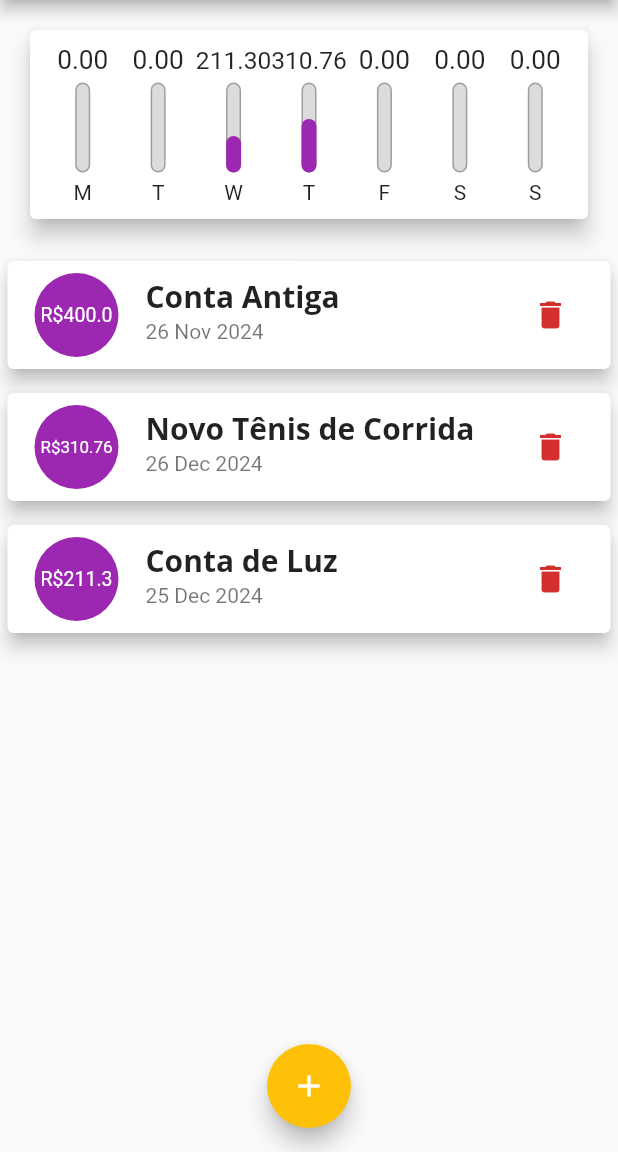
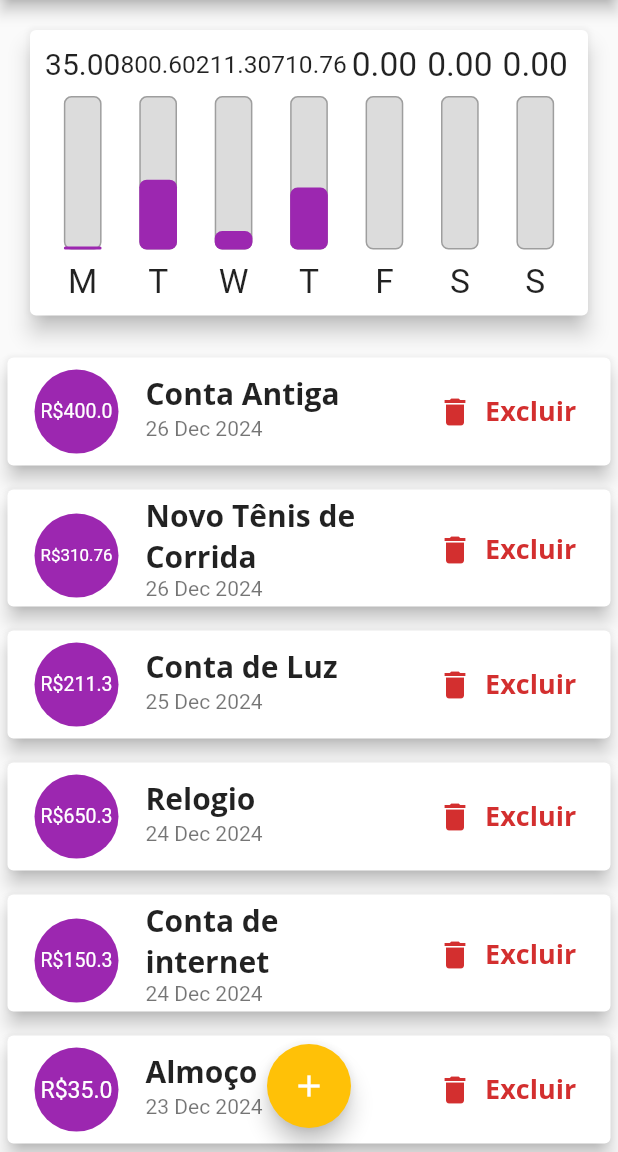
Before and after one commit to Garroti/expenses-app-flutter, a Flutter app: the screen it shows after launch, on a phone screen of 412 x 824 dp, the part 84-1236 px from its top. Run offline on Flutter 3.47's test engine with Material 2 defaults, Android fonts, the phone set to English and light mode, and no system bars.

Commit message:
adicionando componentes adaptativos e melhoria na responsividade

```diff
--- a/lib/components/chart_bar.dart
+++ b/lib/components/chart_bar.dart
@@ -10,15 +10,19 @@ class ChartBar extends StatelessWidget {
 
   @override
   Widget build(BuildContext context) {
+    return LayoutBuilder(
+      builder: (ctx, constraints) {
         return Column(
           children: [
             Container(
-            height: 20,
+                height: constraints.maxHeight * 0.15,
                 child: FittedBox(child: Text('${value.toStringAsFixed(2)}'))),
-        SizedBox(height: 5),
+            SizedBox(
+              height: constraints.maxHeight * 0.05,
+            ),
             Container(
-          height: 60,
-          width: 10,
+              height: constraints.maxHeight * 0.6,
+              width: constraints.maxWidth * 0.5,
               child: Stack(
                 alignment: Alignment.bottomCenter,
                 children: [
@@ -44,9 +48,18 @@ class ChartBar extends StatelessWidget {
                 ],
               ),
             ),
-        SizedBox(height: 5),
-        Text(label)
+            SizedBox(
+              height: constraints.maxHeight * 0.05,
+            ),
+            Container(
+              height: constraints.maxHeight * 0.15,
+              child: FittedBox(
+                child: Text(label),
+              ),
+            )
           ],
+        );
+      },
     );
   }
 }
--- a/lib/components/transaction_list.dart
+++ b/lib/components/transaction_list.dart
@@ -10,24 +10,24 @@ class TransactionList extends StatelessWidget {
 
   @override
   Widget build(BuildContext context) {
-    return Container(
-      height: 380,
-      child: transactions.isEmpty
-          ? Column(
+    return transactions.isEmpty
+        ? LayoutBuilder(builder: (ctx, constraints) {
+            return Column(
               children: [
                 SizedBox(height: 20),
                 Text('Nenhuma transação cadastrada',
                     style: Theme.of(context).textTheme.headline6),
-                SizedBox(height: 20),
+                SizedBox(height: constraints.maxHeight * 0.05),
                 Container(
-                  height: 200,
+                  height: constraints.maxHeight * 0.6,
                   child: Image.asset(
                     'assets/images/waiting.png',
                     fit: BoxFit.cover,
                   ),
                 )
               ],
-            )
+            );
+          })
         : ListView.builder(
             itemCount: transactions.length,
             itemBuilder: (ctx, index) {
@@ -53,14 +53,23 @@ class TransactionList extends StatelessWidget {
                     style: Theme.of(context).appBarTheme.titleTextStyle,
                   ),
                   subtitle: Text(DateFormat('d MMM y').format(tr.date)),
-                    trailing: IconButton(
+                  trailing: MediaQuery.of(context).size.width > 400
+                      ? TextButton.icon(
+                          onPressed: () => onDelete(tr.id),
+                          icon: const Icon(Icons.delete),
+                          label: const Text('Excluir'),
+                          style: ButtonStyle(
+                            foregroundColor: MaterialStateProperty.all<Color>(
+                                Theme.of(context).errorColor),
+                          ),
+                        )
+                      : IconButton(
                           icon: Icon(Icons.delete),
                           color: Theme.of(context).errorColor,
                           onPressed: () => onDelete(tr.id)),
                 ),
               );
             },
-            ),
           );
   }
 }
--- a/lib/main.dart
+++ b/lib/main.dart
@@ -1,4 +1,6 @@
+import 'dart:io';
 import 'package:expenses/components/chart.dart';
+import 'package:flutter/cupertino.dart';
 import 'package:flutter/material.dart';
 import 'dart:math';
 import './components/transaction_form.dart';
@@ -51,12 +53,13 @@ class MyHomePage extends StatefulWidget {
 }
 
 class _MyHomePageState extends State<MyHomePage> {
+  bool _showChart = false;
   final List<Transaction> _transactions = [
     Transaction(
       id: 't0',
       title: 'Conta Antiga',
       value: 400,
-      date: DateTime.now().subtract(Duration(days: 33)),
+      date: DateTime.now().subtract(Duration(days: 3)),
     ),
     Transaction(
       id: 't1',
@@ -69,6 +72,30 @@ class _MyHomePageState extends State<MyHomePage> {
       title: 'Conta de Luz',
       value: 211.30,
       date: DateTime.now().subtract(Duration(days: 4)),
+    ),
+    Transaction(
+      id: 't3',
+      title: 'Relogio',
+      value: 650.30,
+      date: DateTime.now().subtract(Duration(days: 5)),
+    ),
+    Transaction(
+      id: 't4',
+      title: 'Conta de internet',
+      value: 150.30,
+      date: DateTime.now().subtract(Duration(days: 5)),
+    ),
+    Transaction(
+      id: 't5',
+      title: 'Almoço',
+      value: 35,
+      date: DateTime.now().subtract(Duration(days: 6)),
+    ),
+    Transaction(
+      id: 't6',
+      title: 'Academia',
+      value: 120,
+      date: DateTime.now().subtract(Duration(days: 7)),
     ),
   ];
 
@@ -108,33 +135,105 @@ class _MyHomePageState extends State<MyHomePage> {
     );
   }
 
+  Widget _getIconButton(IconData icon, Function() fn) {
+    return Platform.isIOS
+        ? GestureDetector(onTap: fn, child: Icon(icon))
+        : IconButton(icon: Icon(icon), onPressed: fn);
+  }
+
   @override
   Widget build(BuildContext context) {
-    return Scaffold(
-      appBar: AppBar(
-        title: Text('Despesas Pessoais'),
-        actions: <Widget>[
-          IconButton(
-            icon: Icon(Icons.add),
-            onPressed: () => _openTransactionFormModal(context),
-          ),
-        ],
-      ),
-      body: SingleChildScrollView(
+    final mediaQuery = MediaQuery.of(context);
+    bool isLandscape = mediaQuery.orientation == Orientation.landscape;
+
+    final iconList = Platform.isIOS ? CupertinoIcons.refresh : Icons.list;
+    final iconChart =
+        Platform.isIOS ? CupertinoIcons.refresh : Icons.show_chart;
+
+    final actions = <Widget>[
+      if (isLandscape)
+        _getIconButton(_showChart ? iconList : iconChart, () {
+          setState(() {
+            _showChart = !_showChart;
+          });
+        }),
+      _getIconButton(Platform.isIOS ? CupertinoIcons.add : Icons.add,
+          () => _openTransactionFormModal(context))
+    ];
+
+    final PreferredSizeWidget appBar = Platform.isIOS
+        ? CupertinoNavigationBar(
+            middle: Text(
+              'Despesas Pessoais',
+            ),
+            trailing: Row(
+              mainAxisSize: MainAxisSize.min,
+              children: actions,
+            ),
+          ) as PreferredSizeWidget
+        : AppBar(
+            title: Text(
+              'Despesas Pessoais',
+            ),
+            actions: actions,
+          ) as PreferredSizeWidget;
+
+    final availableHeight = mediaQuery.size.height -
+        appBar.preferredSize.height -
+        mediaQuery.padding.top;
+
+    final bodyPage = SafeArea(
+      child: SingleChildScrollView(
         child: Column(
           crossAxisAlignment: CrossAxisAlignment.stretch,
           children: <Widget>[
-            Chart(_recentTransactions),
-            TransactionList(_transactions, _deleteTransaction),
+            // if (isLandscape)
+            //   Row(
+            //     mainAxisAlignment: MainAxisAlignment.center,
+            //     children: [
+            //       Text('Exibir Gráfico'),
+            //       Switch(
+            //         value: _showChart,
+            //         onChanged: (value) {
+            //           setState(() {
+            //             _showChart = value;
+            //           });
+            //         },
+            //       ),
+            //     ],
+            //   ),
+            if (_showChart || !isLandscape)
+              Container(
+                height: availableHeight * (isLandscape ? 0.8 : 0.3),
+                child: Chart(_recentTransactions),
+              ),
+            if (!_showChart || !isLandscape)
+              Container(
+                height: availableHeight * (isLandscape ? 1 : 0.7),
+                child: TransactionList(_transactions, _deleteTransaction),
+              ),
           ],
         ),
       ),
-      floatingActionButton: FloatingActionButton(
-        backgroundColor: Theme.of(context).colorScheme.secondary,
-        child: Icon(Icons.add),
-        onPressed: () => _openTransactionFormModal(context),
-      ),
-      floatingActionButtonLocation: FloatingActionButtonLocation.centerFloat,
     );
+
+    return Platform.isIOS
+        ? CupertinoPageScaffold(
+            navigationBar: appBar as ObstructingPreferredSizeWidget,
+            child: bodyPage,
+          )
+        : Scaffold(
+            appBar: appBar,
+            body: bodyPage,
+            floatingActionButton: Platform.isIOS
+                ? Container()
+                : FloatingActionButton(
+                    backgroundColor: Theme.of(context).colorScheme.secondary,
+                    child: Icon(Icons.add),
+                    onPressed: () => _openTransactionFormModal(context),
+                  ),
+            floatingActionButtonLocation:
+                FloatingActionButtonLocation.centerFloat,
+          );
   }
 }
--- a/lib/models/transaction.dart
+++ b/lib/models/transaction.dart
@@ -4,9 +4,10 @@ class Transaction {
   final double value;
   final DateTime date;
 
-  Transaction(
-      {required this.id,
-      required this.title,
-      required this.value,
-      required this.date});
+  Transaction({
+    required this.id,
+    required this.title,
+    required this.value,
+    required this.date,
+  });
 }
```
Also changed, not shown: lib/components/adaptative_buttom.dart (added, +35 -0 lines), lib/components/adaptative_date_picker.dart (added, +67 -0 lines), lib/components/adaptative_text_field.dart (added, +43 -0 lines), lib/components/transaction_form.dart (+30 -57 lines). Lines whose indentation alone changed are shown as unchanged.
